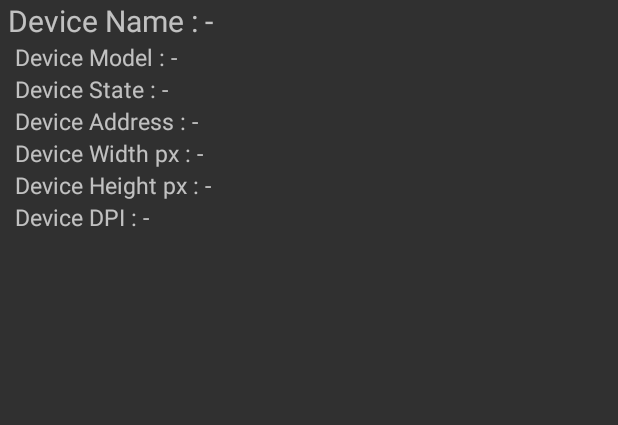
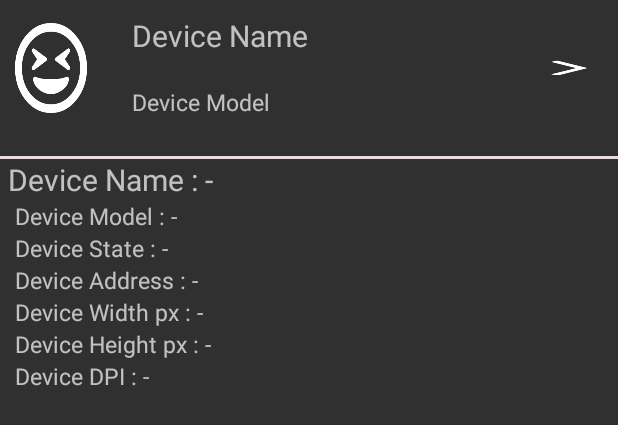
Before and after one commit to 201411216/junWiDi, an Android app: the layout item_client.xml on its own in the app's theme, with its tools: preview values and no code run, on a phone screen of 412 x 824 dp. Shown: the top 425 px of the screen. Run offline under Robolectric (Android 15) with nearby library versions, the phone set to English and light mode, and no system bars.

Commit message:
item_client
item_client

```diff
--- a/app/src/main/res/layout/item_client.xml
+++ b/app/src/main/res/layout/item_client.xml
@@ -4,7 +4,66 @@
     android:layout_height="match_parent"
     android:id="@+id/item_client">
 
+
     <LinearLayout
+        android:layout_width="match_parent"
+        android:layout_height="wrap_content">
+
+        <TextView
+            android:layout_width="0dp"
+            android:layout_height="60dp"
+            android:layout_marginLeft="10dp"
+            android:layout_marginTop="15dp"
+            android:layout_marginBottom="10dp"
+            android:layout_weight="0.1"
+            android:background="@drawable/smile1" />
+
+        <TableLayout
+            android:id="@+id/page3"
+            android:layout_width="0dp"
+            android:layout_height="wrap_content"
+            android:layout_weight="0.6"
+            android:layout_marginLeft="20dp"
+            >
+            <TableRow>
+
+                <TextView
+                    android:id="@+id/item_client_device_name"
+                    android:layout_width="0dp"
+                    android:layout_weight="0.6"
+                    android:padding="10dip"
+                    android:text="Device Name"
+                    android:textSize="20dp" />
+            </TableRow>
+            <TableRow>
+
+                <TextView
+                    android:id="@+id/item_client_device_model"
+                    android:layout_weight="0.6"
+                    android:padding="10dip"
+                    android:text="Device Model"
+                    android:textSize="15dp" />
+            </TableRow>
+        </TableLayout>
+
+        <Button
+            android:layout_width="0dp"
+            android:layout_height="10dp"
+            android:layout_marginRight="20dp"
+            android:layout_marginTop="40dp"
+            android:layout_weight="0.05"
+            android:background="@drawable/rright" />
+
+    </LinearLayout>
+
+    <View
+        android:layout_width="fill_parent"
+        android:layout_marginTop="15dp"
+        android:layout_height="2dp"
+        android:background="#E8DBDB" />
+
+    <LinearLayout
+
         android:layout_width="match_parent"
         android:layout_height="wrap_content"
         android:orientation="horizontal">
@@ -17,10 +76,8 @@
         <TextView
             android:layout_width="match_parent"
             android:layout_height="wrap_content"
-            android:id="@+id/item_client_device_name"
             android:text="-"
             android:textSize="20dp"/>
-
     </LinearLayout>
 
     <LinearLayout
@@ -38,7 +95,6 @@
         <TextView
             android:layout_width="match_parent"
             android:layout_height="wrap_content"
-            android:id="@+id/item_client_device_model"
             android:text="-"
             android:textSize="15dp"/>
 
@@ -152,4 +208,5 @@
 
 
 
+
 </LinearLayout>
```
Also changed, not shown: app/src/main/res/drawable/rright.png (added), app/src/main/res/drawable/smile1.png (added).
